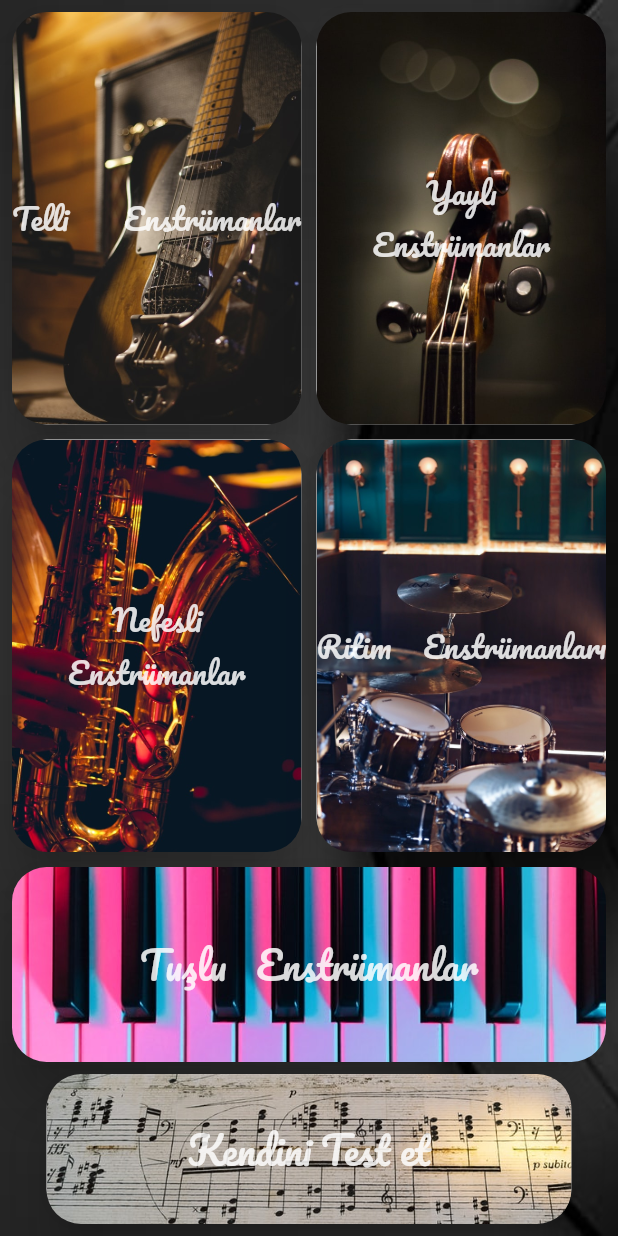
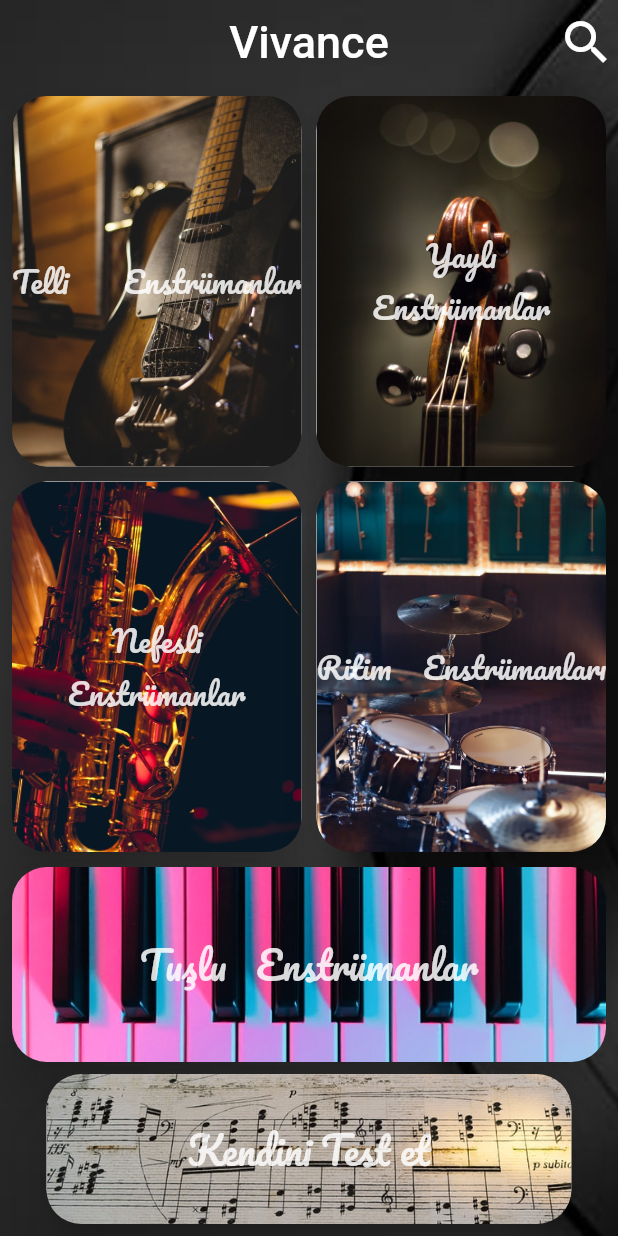
Before and after one commit to FurkanPolatt/Vivace_Dinle_ve_ogren, a Flutter app: the screen it shows after launch, after a tap on "Geç", after a tap on "Bitir", on a phone screen of 412 x 824 dp. Run offline on Flutter 3.47's test engine with Material 2 defaults, Android fonts, the phone set to English and light mode, and no system bars; our stand-ins replace animated_text_kit, google_fonts, lottie, smooth_page_indicator; network calls fail; Roboto replaces fonts that are missing (Damion).

Commit message:
Arayüz İyileştirildi.

```diff
--- a/lib/home_page.dart
+++ b/lib/home_page.dart
@@ -12,6 +12,24 @@ class HomePage extends StatelessWidget {
   @override
   Widget build(BuildContext context) {
     return Scaffold(
+      extendBodyBehindAppBar: true,
+      appBar: AppBar(
+        actions: [
+          IconButton(
+            onPressed: () {},
+            icon: Icon(Icons.search, size: 38),
+          ),
+        ],
+        title: Text(
+          'Vivance',
+          style: GoogleFonts.damion(
+            fontSize: 30,
+          ),
+        ),
+        centerTitle: true,
+        backgroundColor: Colors.transparent,
+        elevation: 0,
+      ),
       body: Container(
         decoration: BoxDecoration(
           image: DecorationImage(
--- a/lib/introduction_onboard.dart
+++ b/lib/introduction_onboard.dart
@@ -68,7 +68,9 @@ class _IntroductionPageState extends State<IntroductionPage> {
               mainAxisAlignment: MainAxisAlignment.spaceEvenly,
               children: [
                 GestureDetector(
-                  child: Text('Geç'),
+                  child: Text('Geç',
+                      style:
+                          TextStyle(fontSize: 15, fontWeight: FontWeight.bold)),
                   onTap: () {
                     _controller.jumpToPage(2);
                   },
@@ -83,7 +85,9 @@ class _IntroductionPageState extends State<IntroductionPage> {
                 ),
                 onLastPage
                     ? GestureDetector(
-                        child: Text('Bitir'),
+                        child: Text('Bitir',
+                            style: TextStyle(
+                                fontSize: 15, fontWeight: FontWeight.bold)),
                         onTap: () {
                           Navigator.pushAndRemoveUntil(
                             context,
@@ -97,7 +101,9 @@ class _IntroductionPageState extends State<IntroductionPage> {
                         },
                       )
                     : GestureDetector(
-                        child: Text('İleri'),
+                        child: Text('İleri',
+                            style: TextStyle(
+                                fontSize: 15, fontWeight: FontWeight.bold)),
                         onTap: () {
                           _controller.nextPage(
                               duration: Duration(milliseconds: 500),
--- a/lib/loading_screen.dart
+++ b/lib/loading_screen.dart
@@ -1,5 +1,7 @@
 import 'package:animated_text_kit/animated_text_kit.dart';
 import 'package:flutter/material.dart';
+import 'package:google_fonts/google_fonts.dart';
+import 'package:lottie/lottie.dart';
 import 'package:musicedu_app/introduction_onboard.dart';
 
 class LoadingPage extends StatefulWidget {
@@ -17,7 +19,7 @@ class _LoadingPageState extends State<LoadingPage> {
   }
 
   loadinPage() async {
-    await Future.delayed(Duration(seconds: 3));
+    await Future.delayed(Duration(seconds: 6));
 
     Navigator.pushAndRemoveUntil(
         context,
@@ -40,21 +42,26 @@ class _LoadingPageState extends State<LoadingPage> {
             //       fit: BoxFit.cover),
             // ),
             alignment: Alignment.bottomCenter,
-              child: AnimatedTextKit(
-                animatedTexts: [
-                  FadeAnimatedText('Merhaba',
-                      textStyle: TextStyle(fontSize: 25, color: Colors.white),
-                      duration: Duration(seconds: 4))
-                ],
-              )),
+            child: SizedBox(
+              width: 250.0,
+              child: TextLiquidFill(
+                text: 'Vivance Dinle ve Öğren',
+                waveColor: Colors.amber,
+                boxBackgroundColor: Colors.black,
+                textStyle: GoogleFonts.pacifico(
+                  fontSize: 25.0,
+                  fontWeight: FontWeight.bold,
+                ),
+                boxHeight: 150.0,
+              ),
+            ),
+          ),
         ),
         Padding(
           padding: const EdgeInsets.all(20),
           child: Center(
-            child: Image.asset(
-              'assets/images/loading.gif',
-              fit: BoxFit.cover,
-            ),
+            child: Lottie.network(
+                'https://assets4.lottiefiles.com/private_files/lf30_lhpjycyu.json'),
           ),
         ),
       ]),
--- a/pubspec.yaml
+++ b/pubspec.yaml
@@ -40,6 +40,7 @@ dependencies:
   shared_preferences: ^2.0.13
   after_layout: ^1.1.0
   animated_text_kit: ^4.2.1
+  lottie: ^1.3.0
 
 
 
```
Also changed, not shown: lib/instruments_page/guitar_n_world.dart (+17 -4 lines), lib/instruments_page/keyboards.dart (+17 -4 lines), lib/instruments_page/rhythm.dart (+17 -4 lines), lib/instruments_page/strings.dart (+17 -4 lines), lib/instruments_page/winds.dart (+18 -4 lines), pubspec.lock. Lines whose indentation alone changed are shown as unchanged.
